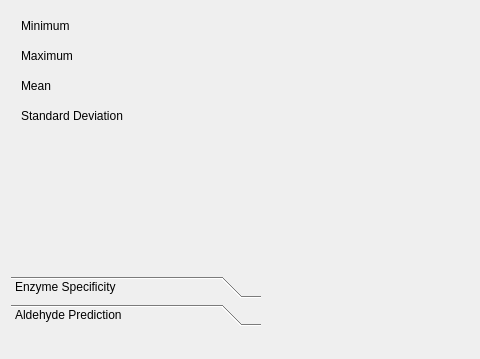
UCDiGEM/OliView, file mainwindow.ui: the form before one commit; both pictures show x 0 to 480 and y 295 to 654 of the 1000 by 654 pixel window.
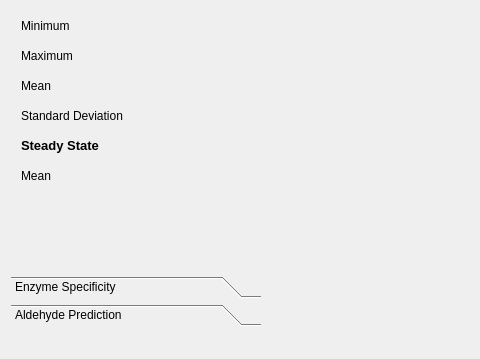
The form after the commit. The open tabs and pages were chosen to show the change. Custom widgets are drawn as their Qt base class.

Diff of the .ui file:
```diff
--- a/mainwindow.ui
+++ b/mainwindow.ui
@@ -901,6 +901,64 @@
          <set>Qt::AlignRight|Qt::AlignTrailing|Qt::AlignVCenter</set>
         </property>
        </widget>
+       <widget class="QLabel" name="label_22">
+        <property name="geometry">
+         <rect>
+          <x>10</x>
+          <y>260</y>
+          <width>111</width>
+          <height>21</height>
+         </rect>
+        </property>
+        <property name="font">
+         <font>
+          <pointsize>10</pointsize>
+          <weight>75</weight>
+          <bold>true</bold>
+         </font>
+        </property>
+        <property name="layoutDirection">
+         <enum>Qt::RightToLeft</enum>
+        </property>
+        <property name="text">
+         <string>Steady State</string>
+        </property>
+       </widget>
+       <widget class="QLabel" name="label_23">
+        <property name="geometry">
+         <rect>
+          <x>10</x>
+          <y>290</y>
+          <width>81</width>
+          <height>21</height>
+         </rect>
+        </property>
+        <property name="layoutDirection">
+         <enum>Qt::RightToLeft</enum>
+        </property>
+        <property name="text">
+         <string>Mean</string>
+        </property>
+       </widget>
+       <widget class="QLabel" name="steadyStateMeanLabel">
+        <property name="geometry">
+         <rect>
+          <x>150</x>
+          <y>290</y>
+          <width>81</width>
+          <height>21</height>
+         </rect>
+        </property>
+        <property name="layoutDirection">
+         <enum>Qt::RightToLeft</enum>
+        </property>
+        <property name="text">
+         <string/>
+        </property>
+        <property name="alignment">
+         <set>Qt::AlignRight|Qt::AlignTrailing|Qt::AlignVCenter</set>
+        </property>
+       </widget>
       </widget>
       <widget class="QWidget" name="toolBoxPage4_2">
        <property name="geometry">
```
Left out of the diff: 5 changed lines with no effect on the pictures.
